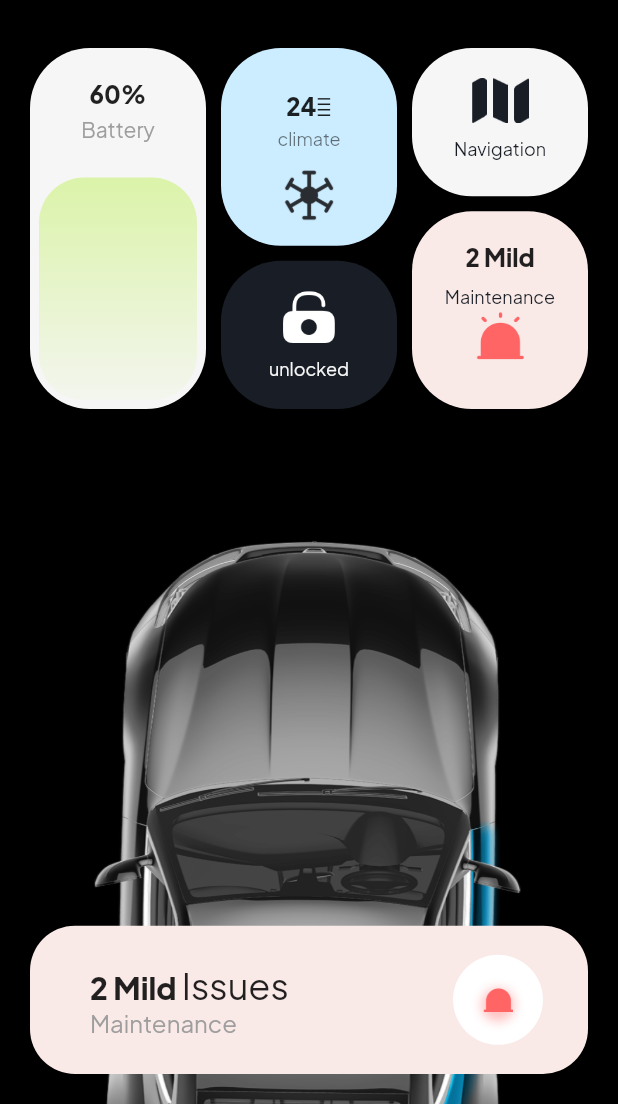
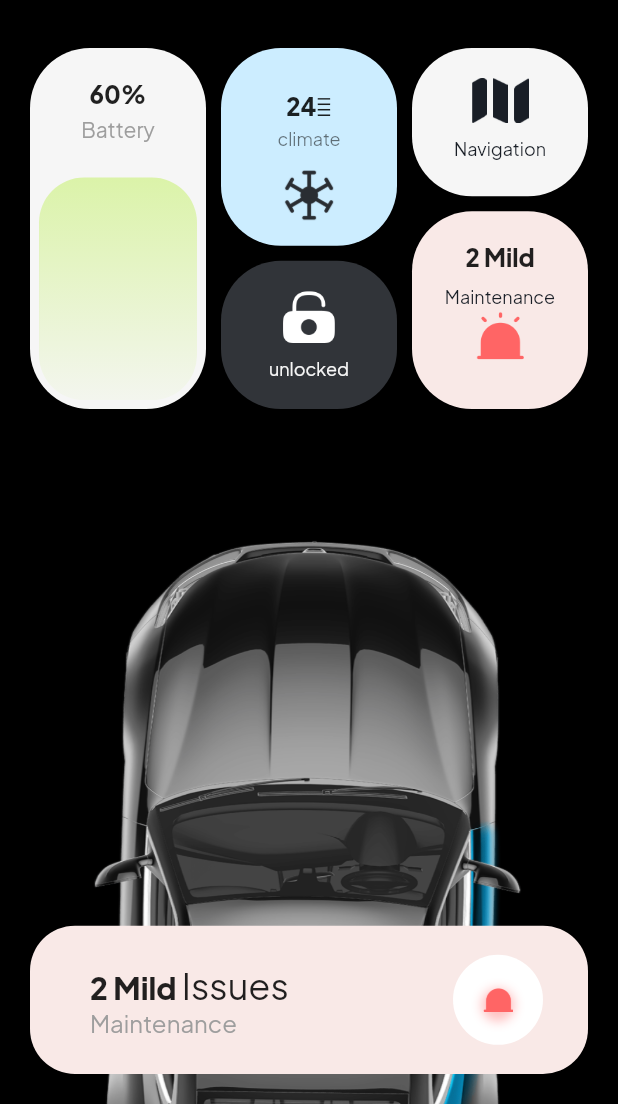
Before and after one commit to Kriss-Kross33/tesla_app, a Flutter app: the TeslaControlScreen screen opened directly, on a phone screen of 412 x 824 dp, the part 132-1236 px from its top. Run offline on Flutter 3.47's test engine with Material 2 defaults, Android fonts, the phone set to English and light mode, and no system bars.

Commit message:
add onyx color code

```diff
--- a/lib/src/ui/widgets/tesla_controls.dart
+++ b/lib/src/ui/widgets/tesla_controls.dart
@@ -176,7 +176,7 @@ class _TeslaControlsState extends State<TeslaControls>
                         height: widget.constraints.maxHeight * 0.12,
                         decoration: BoxDecoration(
                           borderRadius: BorderRadius.circular(40),
-                          color: AppConsts.black,
+                          color: AppConsts.onyx,
                         ),
                         child: Column(
                           children: [
--- a/lib/src/utils/app_consts.dart
+++ b/lib/src/utils/app_consts.dart
@@ -10,6 +10,7 @@ class AppConsts {
   static const Color scaffoldBgColor = Color(0xFFF6F6F6);
   static const Color black = Color(0xFF191E26);
   static const Color grey = Color(0xFFF6F6F6);
+  static const Color onyx = Color(0xFF313439);
 
   static const double defaultPadding = 20;
   static const Duration defaultDuration = Duration(milliseconds: 400);
```
